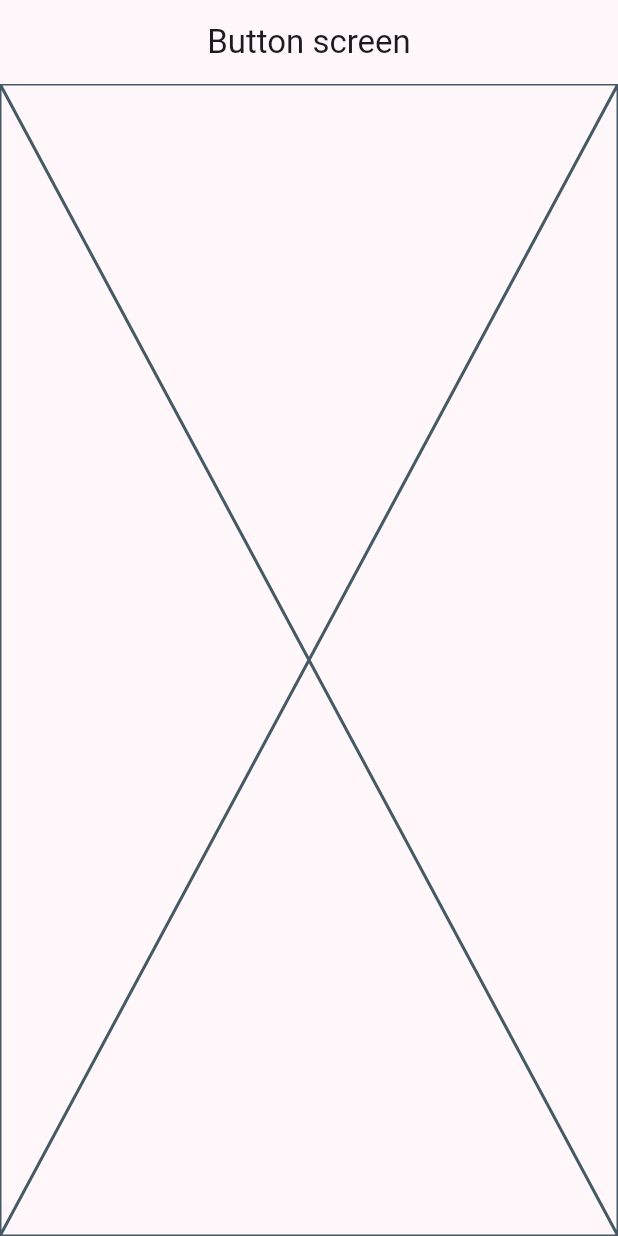
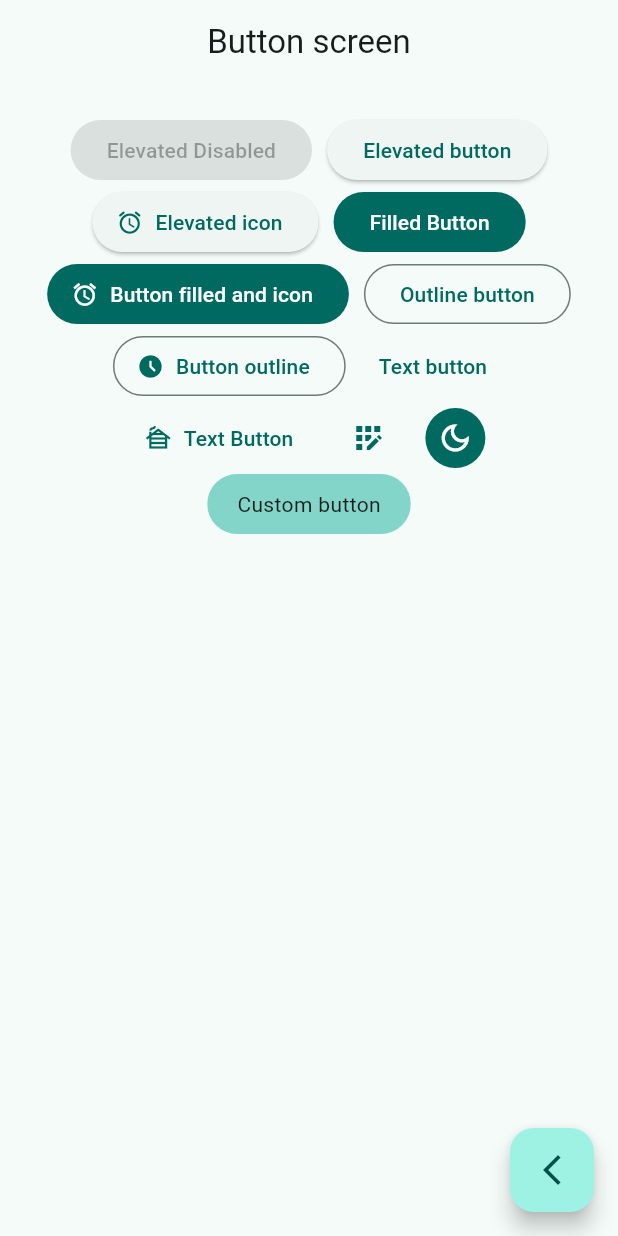
Before and after one commit to richard-allcca/Flutter-Widgets, a Flutter app: the ButtonScreen screen opened by its route, on a phone screen of 412 x 824 dp. Run offline on Flutter 3.47's test engine with Material 3 defaults, Android fonts, the phone set to English and light mode, and no system bars; our stand-ins replace go_router.

Commit message:
added button types

```diff
--- a/lib/main.dart
+++ b/lib/main.dart
@@ -14,7 +14,7 @@ class MainApp extends StatelessWidget {
     return MaterialApp.router(
       routerConfig: appRouter,
       debugShowCheckedModeBanner: false,
-      theme: AppTheme(selectedColor: 4).getTheme(),
+      theme: AppTheme(selectedColor: 1).getTheme(),
     );
 
     // NOTE - Example with named routes in home_screen
--- a/lib/presentation/screens/buttons/buttons_screen.dart
+++ b/lib/presentation/screens/buttons/buttons_screen.dart
@@ -1,4 +1,5 @@
 import 'package:flutter/material.dart';
+import 'package:go_router/go_router.dart';
 
 class ButtonScreen extends StatelessWidget {
 
@@ -12,7 +13,114 @@ class ButtonScreen extends StatelessWidget {
       appBar: AppBar(
         title: const Text('Button screen'),
       ),
-      body: const Placeholder(),
+      body: const _ButtonsView(),
+      floatingActionButton: FloatingActionButton(
+        child: const Icon(Icons.arrow_back_ios_new_outlined),
+        onPressed: () {
+          context.pop(); // Return to last page - example with go_route
+        },
+      ),
     );
   }
 }
+
+class _ButtonsView extends StatelessWidget {
+  const _ButtonsView();
+
+  @override
+  Widget build(BuildContext context) {
+
+    final colors = Theme.of(context).colorScheme;
+
+    return SizedBox(
+      width: double.infinity,
+      child: Padding(
+        padding: const EdgeInsets.symmetric(horizontal: 30, vertical: 20),
+        child: Wrap(
+          spacing: 10,
+          alignment: WrapAlignment.center,
+          children: [
+            const ElevatedButton(onPressed: null, child: Text('Elevated Disabled')),
+
+            // Button normal
+            ElevatedButton(onPressed: (){}, child: const Text('Elevated button')),
+
+            ElevatedButton.icon(
+              onPressed: (){},
+              icon: const Icon(Icons.access_alarm_rounded),
+              label: const Text('Elevated icon'),
+            ),
+
+            // Button with fill
+            FilledButton(onPressed: (){}, child: const Text('Filled Button')),
+
+            FilledButton.icon(
+              onPressed: (){},
+              icon: const Icon(Icons.access_alarm_outlined),
+              label: const Text('Button filled and icon')
+            ),
+
+            // Buttons type outline
+            OutlinedButton(onPressed: (){}, child: const Text('Outline button')),
+
+            OutlinedButton.icon(
+              onPressed: (){},
+              icon: const Icon(Icons.access_time_filled_outlined),
+              label: const Text('Button outline')
+            ),
+
+            // Text button
+            TextButton(onPressed: (){}, child: const Text('Text button')),
+
+            TextButton.icon(
+              onPressed: (){},
+              icon: const Icon(Icons.cabin_outlined),
+              label: const Text('Text Button')
+            ),
+
+            // Icon button
+            IconButton(onPressed: (){}, icon: const Icon(Icons.app_registration_outlined), style: ButtonStyle(
+              iconColor: MaterialStatePropertyAll(colors.primary)
+            )),
+            IconButton(
+              onPressed: (){},
+              icon: const Icon(Icons.dark_mode_outlined),
+              style: ButtonStyle(
+                backgroundColor: MaterialStatePropertyAll(colors.primary), // background
+                iconColor: const MaterialStatePropertyAll(Colors.white) // texto
+              ),
+
+            ),
+
+            // Custom button
+            const CustomButton()
+          ],
+        ),
+      ),
+    );
+  }
+}
+
+class CustomButton extends StatelessWidget {
+  const CustomButton({super.key});
+
+  @override
+  Widget build(BuildContext context) {
+
+    final colors = Theme.of(context).colorScheme;
+
+    return ClipRRect(
+      borderRadius: BorderRadius.circular(20),
+      child: Material(
+        color: colors.inversePrimary,
+        child: InkWell(
+          onTap: (){},
+          child: const Padding(
+            padding: EdgeInsets.symmetric(horizontal: 20, vertical: 10),
+            child: Text('Custom button'),
+          ),
+        ),
+      ),
+    );
+  }
+}
```
